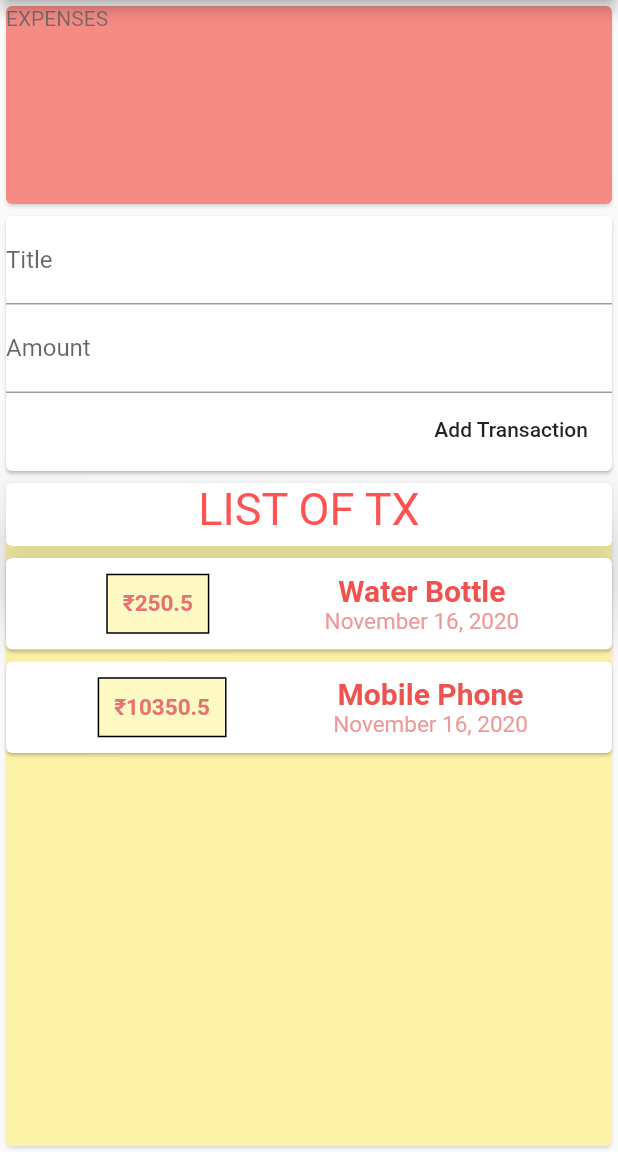
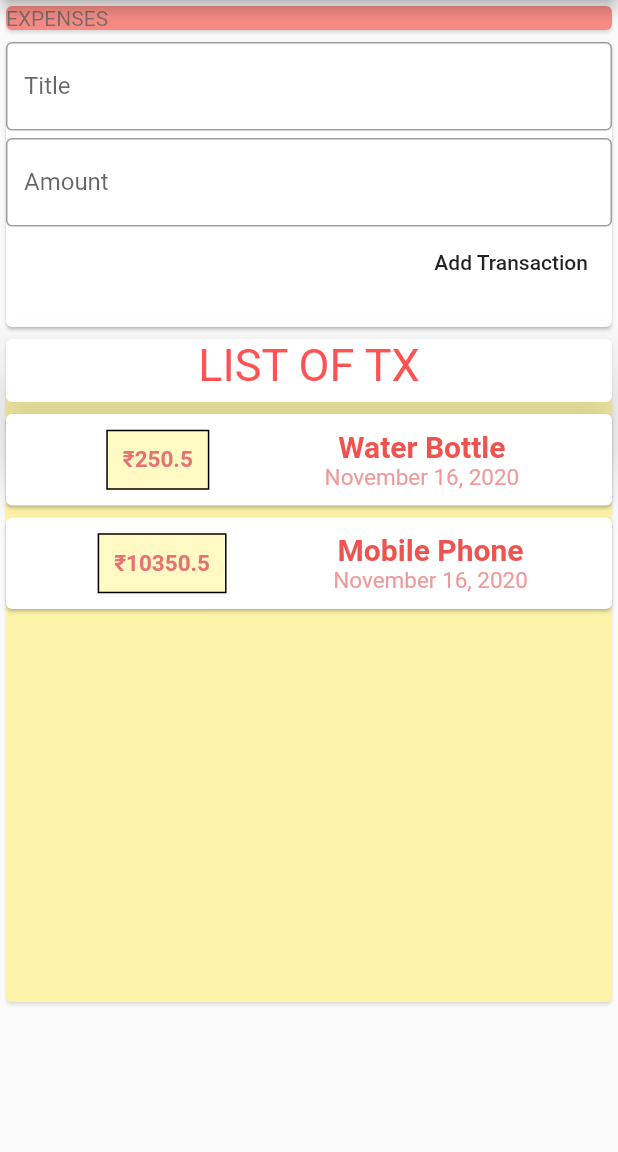
Before and after one commit to Muskan4010/Expense-Tracker, a Flutter app: the screen it shows after launch, after a tap on "Add Transaction", on a phone screen of 412 x 824 dp, the part 84-1236 px from its top. Run offline on Flutter 3.47's test engine with Material 2 defaults, Android fonts, the phone set to English and light mode, and no system bars.

Commit message:
onchanged and onpressed

```diff
--- a/lib/main.dart
+++ b/lib/main.dart
@@ -1,5 +1,3 @@
-import 'dart:ui';
-
 import 'package:flutter/material.dart';
 import 'package:intl/intl.dart';
 import './transaction.dart';
@@ -41,6 +39,9 @@ class _MyHomePageState extends State<MyHomePage> {
     print(DateTime.now());
   }
 
+  String titleInput;
+  String amountInput;
+
   @override
   Widget build(BuildContext context) {
     return Scaffold(
@@ -58,9 +59,7 @@ class _MyHomePageState extends State<MyHomePage> {
       ),
       body: Column(
         children: [
-          Expanded(
-              //flex: 4,
-              child: Opacity(
+          Opacity(
             opacity: 0.6,
             child: Container(
                 width: double.infinity,
@@ -68,17 +67,33 @@ class _MyHomePageState extends State<MyHomePage> {
                   color: Colors.red,
                   child: Text('EXPENSES'),
                 )),
-          )),
+          ),
           Card(
             child: Container(
-              height: 170,
+              height: 190,
               width: double.infinity,
               child: Column(
                 crossAxisAlignment: CrossAxisAlignment.end,
                 children: [
-                  TextField(decoration: InputDecoration(labelText: 'Title')),
-                  TextField(decoration: InputDecoration(labelText: 'Amount')),
-                  FlatButton(onPressed: () {}, child: Text('Add Transaction'))
+                  TextField(
+                    decoration: InputDecoration(
+                        labelText: 'Title', border: OutlineInputBorder()),
+                    onChanged: (val) => titleInput = val,
+                  ),
+                  SizedBox(
+                    height: 5,
+                  ),
+                  TextField(
+                    decoration: InputDecoration(
+                        labelText: 'Amount', border: OutlineInputBorder()),
+                    onChanged: (amt) => amountInput = amt,
+                  ),
+                  FlatButton(
+                      onPressed: () {
+                        print(titleInput);
+                        print(amountInput);
+                      },
+                      child: Text('Add Transaction'))
                 ],
               ),
             ),
--- a/pubspec.yaml
+++ b/pubspec.yaml
@@ -33,6 +33,7 @@ dependencies:
 dev_dependencies:
   flutter_test:
     sdk: flutter
+
 
 # For information on the generic Dart part of this file, see the
 # following page: https://dart.dev/tools/pub/pubspec
```
